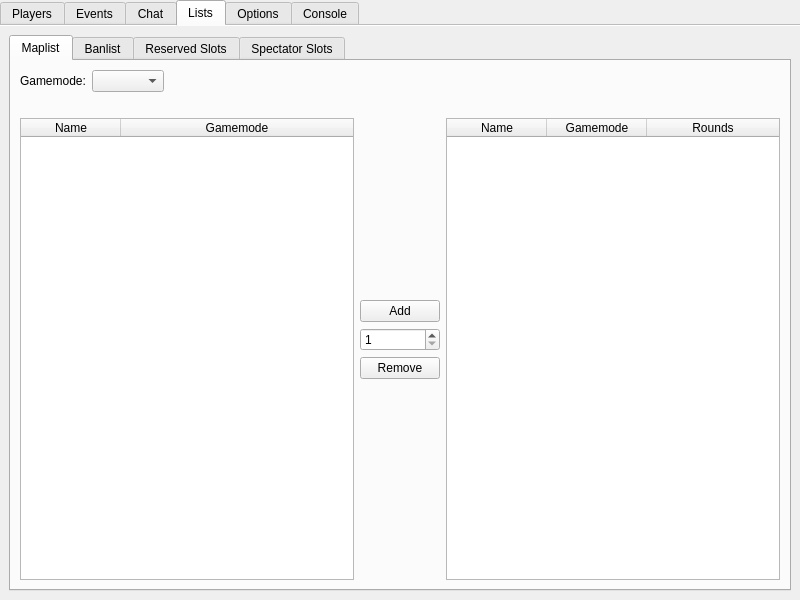
The window that Client/bf4/BF4.ui (OpenRcon/OpenRcon) describes before a commit, drawn with Qt 5.
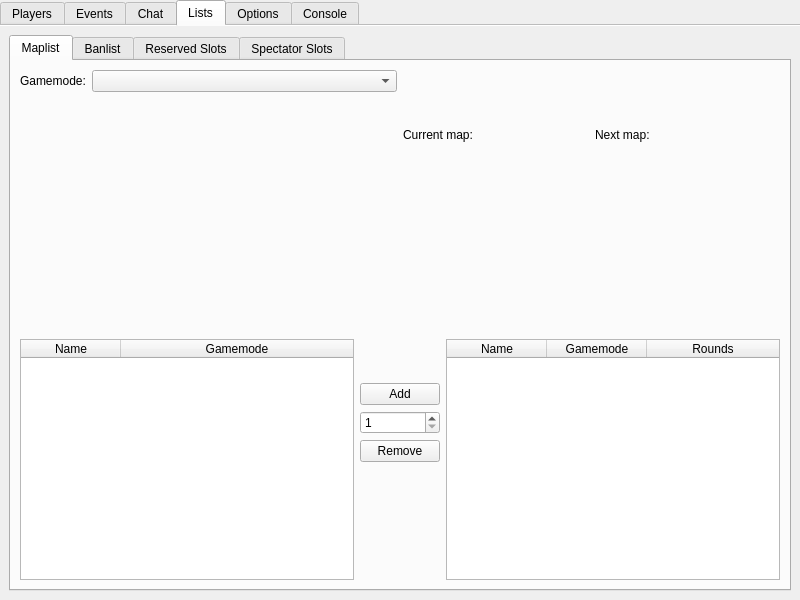
The same window after the commit. The open tabs and pages were chosen to show the change. Icons and pictures are not drawn.

Patch:
```diff
--- a/Client/bf4/BF4.ui
+++ b/Client/bf4/BF4.ui
@@ -142,7 +142,7 @@
     <string>Lists</string>
    </attribute>
    <layout class="QGridLayout" name="gridLayout_6">
-    <item row="0" column="0">
+    <item row="1" column="0">
      <widget class="QTabWidget" name="tabWidget">
       <property name="currentIndex">
        <number>0</number>
@@ -151,7 +151,53 @@
        <attribute name="title">
         <string>Maplist</string>
        </attribute>
-       <layout class="QGridLayout" name="gridLayout_7">
+       <layout class="QGridLayout" name="gridLayout_5">
+        <item row="0" column="1" rowspan="2">
+         <layout class="QGridLayout" name="gridLayout_7">
+          <item row="1" column="0" colspan="2">
+           <widget class="QLabel" name="label_li_ml_avaliable">
+            <property name="text">
+             <string/>
+            </property>
+           </widget>
+          </item>
+          <item row="1" column="2" colspan="2">
+           <widget class="QLabel" name="label_li_ml_current">
+            <property name="text">
+             <string/>
+            </property>
+           </widget>
+          </item>
+          <item row="0" column="1">
+           <widget class="QLabel" name="label_li_ml_currentMap_value">
+            <property name="text">
+             <string/>
+            </property>
+           </widget>
+          </item>
+          <item row="0" column="2">
+           <widget class="QLabel" name="label_li_ml_nextMap">
+            <property name="text">
+             <string>Next map:</string>
+            </property>
+           </widget>
+          </item>
+          <item row="0" column="3">
+           <widget class="QLabel" name="label_li_ml_nextMap_value">
+            <property name="text">
+             <string/>
+            </property>
+           </widget>
+          </item>
+          <item row="0" column="0">
+           <widget class="QLabel" name="label_li_ml_currentMap">
+            <property name="text">
+             <string>Current map:</string>
+            </property>
+           </widget>
+          </item>
+         </layout>
+        </item>
         <item row="0" column="0">
          <layout class="QFormLayout" name="formLayout">
           <item row="0" column="0">
@@ -166,84 +212,22 @@
           </item>
          </layout>
         </item>
-        <item row="0" column="1">
-         <spacer name="horizontalSpacer">
+        <item row="1" column="0">
+         <spacer name="verticalSpacer_4">
           <property name="orientation">
-           <enum>Qt::Horizontal</enum>
+           <enum>Qt::Vertical</enum>
           </property>
           <property name="sizeHint" stdset="0">
            <size>
-            <width>615</width>
-            <height>20</height>
+            <width>20</width>
+            <height>225</height>
            </size>
           </property>
          </spacer>
         </item>
-        <item row="1" column="0" colspan="2">
-         <layout class="QGridLayout" name="gridLayout_5">
-          <item row="0" column="0">
-           <widget class="QLabel" name="label_li_ml_avaliable">
-            <property name="text">
-             <string/>
-            </property>
-           </widget>
-          </item>
-          <item row="1" column="2">
-           <widget class="QTableWidget" name="tableWidget_li_ml_current">
-            <property name="editTriggers">
-             <set>QAbstractItemView::NoEditTriggers</set>
-            </property>
-            <property name="showDropIndicator" stdset="0">
-             <bool>false</bool>
-            </property>
-            <property name="selectionMode">
-             <enum>QAbstractItemView::SingleSelection</enum>
-            </property>
-            <property name="selectionBehavior">
-             <enum>QAbstractItemView::SelectRows</enum>
-            </property>
-            <property name="showGrid">
-             <bool>false</bool>
-            </property>
-            <property name="rowCount">
-             <number>0</number>
-            </property>
-            <property name="columnCount">
-             <number>3</number>
-            </property>
-            <attribute name="horizontalHeaderHighlightSections">
-             <bool>false</bool>
-            </attribute>
-            <attribute name="horizontalHeaderStretchLastSection">
-             <bool>true</bool>
-            </attribute>
-            <attribute name="verticalHeaderVisible">
-             <bool>false</bool>
-            </attribute>
-            <attribute name="verticalHeaderDefaultSectionSize">
-             <number>17</number>
-            </attribute>
-            <attribute name="verticalHeaderHighlightSections">
-             <bool>false</bool>
-            </attribute>
-            <column>
-             <property name="text">
-              <string>Name</string>
-             </property>
-            </column>
-            <column>
-             <property name="text">
-              <string>Gamemode</string>
-             </property>
-            </column>
-            <column>
-             <property name="text">
-              <string>Rounds</string>
-             </property>
-            </column>
-           </widget>
-          </item>
-          <item row="1" column="0">
+        <item row="2" column="0" colspan="2">
+         <layout class="QHBoxLayout" name="horizontalLayout">
+          <item>
            <widget class="QTableWidget" name="tableWidget_li_ml_avaliable">
             <property name="editTriggers">
              <set>QAbstractItemView::NoEditTriggers</set>
@@ -287,14 +271,7 @@
             </column>
            </widget>
           </item>
-          <item row="0" column="2">
-           <widget class="QLabel" name="label_li_ml_current">
-            <property name="text">
-             <string/>
-            </property>
-           </widget>
-          </item>
-          <item row="0" column="1" rowspan="2">
+          <item>
            <layout class="QVBoxLayout" name="verticalLayout">
             <item>
              <spacer name="verticalSpacer_2">
@@ -345,6 +322,61 @@
             </item>
            </layout>
           </item>
+          <item>
+           <widget class="QTableWidget" name="tableWidget_li_ml_current">
+            <property name="editTriggers">
+             <set>QAbstractItemView::NoEditTriggers</set>
+            </property>
+            <property name="showDropIndicator" stdset="0">
+             <bool>false</bool>
+            </property>
+            <property name="selectionMode">
+             <enum>QAbstractItemView::SingleSelection</enum>
+            </property>
+            <property name="selectionBehavior">
+             <enum>QAbstractItemView::SelectRows</enum>
+            </property>
+            <property name="showGrid">
+             <bool>false</bool>
+            </property>
+            <property name="rowCount">
+             <number>0</number>
+            </property>
+            <property name="columnCount">
+             <number>3</number>
+            </property>
+            <attribute name="horizontalHeaderHighlightSections">
+             <bool>false</bool>
+            </attribute>
+            <attribute name="horizontalHeaderStretchLastSection">
+             <bool>true</bool>
+            </attribute>
+            <attribute name="verticalHeaderVisible">
+             <bool>false</bool>
+            </attribute>
+            <attribute name="verticalHeaderDefaultSectionSize">
+             <number>17</number>
+            </attribute>
+            <attribute name="verticalHeaderHighlightSections">
+             <bool>false</bool>
+            </attribute>
+            <column>
+             <property name="text">
+              <string>Name</string>
+             </property>
+            </column>
+            <column>
+             <property name="text">
+              <string>Gamemode</string>
+             </property>
+            </column>
+            <column>
+             <property name="text">
+              <string>Rounds</string>
+             </property>
+            </column>
+           </widget>
+          </item>
          </layout>
         </item>
        </layout>
```
Left out of the diff: 4 changed lines with no effect on the pictures.
